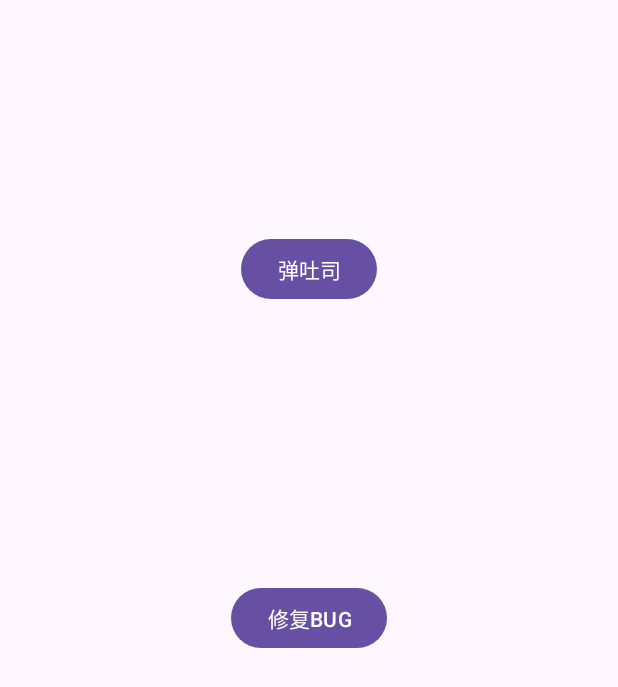
After one commit to lonewolfrain/mydemo, an Android app: the layout activity_fix_manager.xml on its own in the app's theme, with its tools: preview values and no code run, on a phone screen of 412 x 824 dp. The commit adds this screen. Shown: the top 687 px of the screen. Run offline under Robolectric (Android 15) with nearby library versions, the phone set to English and light mode, and no system bars.

Commit message:
实现冷启动热修复功能

```diff
--- a/mydemo/src/main/AndroidManifest.xml
+++ b/mydemo/src/main/AndroidManifest.xml
@@ -20,6 +20,9 @@
         <activity
             android:name=".ui.activity.BigImageViewActivity"
             android:exported="false" />
+        <activity
+            android:name=".ui.activity.FixManagerActivity"
+            android:exported="false" />
     </application>
 
 </manifest>
--- a/mydemo/src/main/java/com/example/mydemo/ui/activity/MainActivity.kt
+++ b/mydemo/src/main/java/com/example/mydemo/ui/activity/MainActivity.kt
@@ -20,7 +20,7 @@ class MainActivity : BaseActivity<ActivityMainBinding, MainViewModel>() {
     override fun initView(binding: ActivityMainBinding,savedInstanceState: Bundle?) {
         acBinding = binding
         acBinding.text.setText("不是text了")
-        startActivity(Intent(this,BigImageViewActivity::class.java))
+        startActivity(Intent(this,FixManagerActivity::class.java))
     }
 
 }
--- /dev/null
+++ b/mydemo/src/main/java/com/example/mydemo/util/TestUtil.kt
@@ -0,0 +1,5 @@
+package com.example.mydemo.util
+
+class TestUtil {
+    fun divisionCalculate(x: Int, y: Int): Int = x / y
+}
--- /dev/null
+++ b/mydemo/src/main/res/layout/activity_fix_manager.xml
@@ -0,0 +1,34 @@
+<?xml version="1.0" encoding="utf-8"?>
+<layout xmlns:android="http://schemas.android.com/apk/res/android"
+    xmlns:app="http://schemas.android.com/apk/res-auto"
+    xmlns:tools="http://schemas.android.com/tools">
+
+    <androidx.constraintlayout.widget.ConstraintLayout
+        android:id="@+id/main"
+        android:layout_width="match_parent"
+        android:layout_height="match_parent"
+        tools:context=".ui.activity.FixManagerActivity">
+        <Button
+            android:id="@+id/btnToast"
+            android:layout_width="wrap_content"
+            android:layout_height="wrap_content"
+            android:text="弹吐司"
+            android:textColor="@color/white"
+            app:layout_constraintBottom_toBottomOf="parent"
+            app:layout_constraintEnd_toEndOf="parent"
+            app:layout_constraintStart_toStartOf="parent"
+            app:layout_constraintTop_toTopOf="parent"
+            app:layout_constraintVertical_bias="0.2"/>
+
+        <Button
+            android:id="@+id/btnFix"
+            android:layout_width="wrap_content"
+            android:layout_height="wrap_content"
+            android:text="修复BUG"
+            android:textColor="@color/white"
+            app:layout_constraintBottom_toBottomOf="parent"
+            app:layout_constraintEnd_toEndOf="parent"
+            app:layout_constraintStart_toStartOf="parent"
+            app:layout_constraintTop_toTopOf="parent" />
+    </androidx.constraintlayout.widget.ConstraintLayout>
+</layout>
```
Also changed, not shown: mydemo/src/main/java/com/example/mydemo/ui/activity/FixManagerActivity.kt (added, +79 -0 lines), mydemo/src/main/java/com/example/mydemo/util/FixManagerUtil.kt (added, +93 -0 lines), mydemo/src/main/java/com/example/mydemo/util/TestUtils.java (added, +8 -0 lines), 1 other file.
